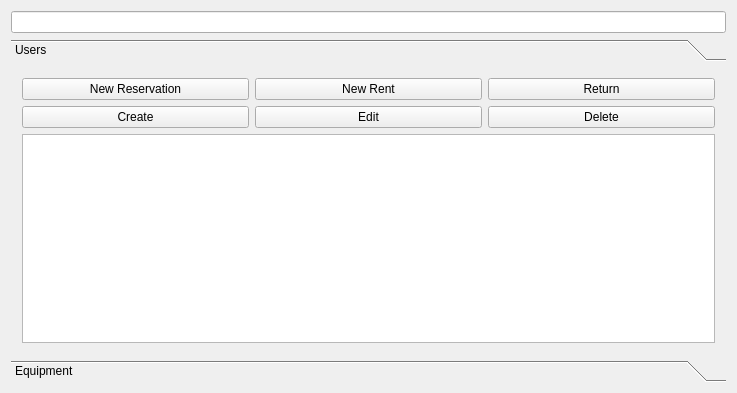
The window that ski_rent/ski_rent/ui/mainwindow.ui (shybovycha/ski-rent) describes before a commit, drawn with Qt 5.
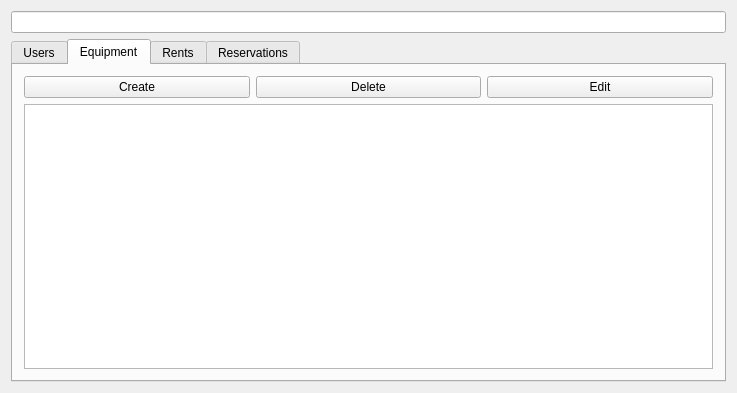
The same window after the commit.

Commit message: Started reworking UI to tabs

What changed in the file:
```diff
--- a/ski_rent/ski_rent/ui/mainwindow.ui
+++ b/ski_rent/ski_rent/ui/mainwindow.ui
@@ -14,21 +14,20 @@
    <string>SkiRent - main</string>
   </property>
   <layout class="QGridLayout" name="gridLayout">
+   <item row="0" column="0">
+    <widget class="QLineEdit" name="quickSearchEdit">
+     <property name="toolTip">
+      <string>Quick Search</string>
+     </property>
+    </widget>
+   </item>
    <item row="1" column="0">
-    <widget class="QToolBox" name="toolBox">
+    <widget class="QTabWidget" name="tabWidget">
      <property name="currentIndex">
-      <number>0</number>
+      <number>1</number>
      </property>
-     <widget class="QWidget" name="rentsPage">
-      <property name="geometry">
-       <rect>
-        <x>0</x>
-        <y>0</y>
-        <width>719</width>
-        <height>288</height>
-       </rect>
-      </property>
-      <attribute name="label">
+     <widget class="QWidget" name="usersTab">
+      <attribute name="title">
        <string>Users</string>
       </attribute>
       <layout class="QGridLayout" name="gridLayout_2">
@@ -101,16 +100,8 @@
        </item>
       </layout>
      </widget>
-     <widget class="QWidget" name="usersPage">
-      <property name="geometry">
-       <rect>
-        <x>0</x>
-        <y>0</y>
-        <width>719</width>
-        <height>288</height>
-       </rect>
-      </property>
-      <attribute name="label">
+     <widget class="QWidget" name="equipmentTab">
+      <attribute name="title">
        <string>Equipment</string>
       </attribute>
       <layout class="QGridLayout" name="gridLayout_3">
@@ -158,13 +149,16 @@
        </item>
       </layout>
      </widget>
-    </widget>
-   </item>
-   <item row="0" column="0">
-    <widget class="QLineEdit" name="quickSearchEdit">
-     <property name="toolTip">
-      <string>Quick Search</string>
-     </property>
+     <widget class="QWidget" name="tab">
+      <attribute name="title">
+       <string>Rents</string>
+      </attribute>
+     </widget>
+     <widget class="QWidget" name="tab_2">
+      <attribute name="title">
+       <string>Reservations</string>
+      </attribute>
+     </widget>
     </widget>
    </item>
   </layout>
```
